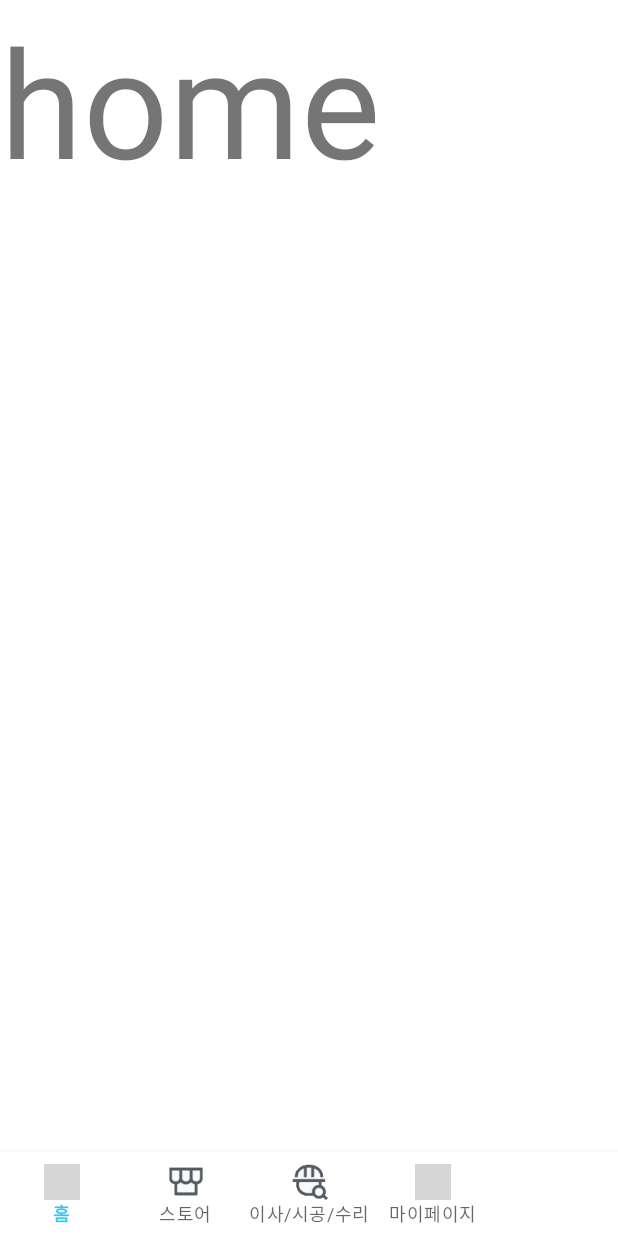
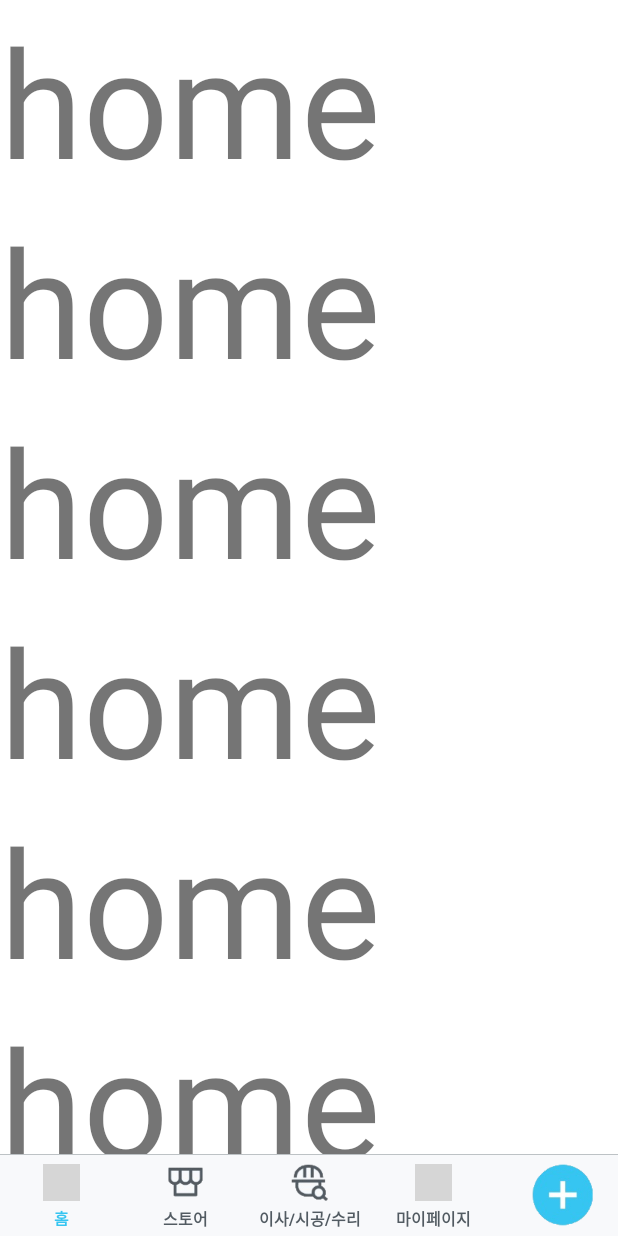
Before and after one commit to joye-seo/BucketPlace, an Android app: the screen it shows after launch (MainActivity), on a phone screen of 412 x 824 dp. Run offline under Robolectric (Android 15) with nearby library versions, the phone set to English and light mode, and no system bars; grey boxes are pictures that could not be loaded.

Commit message:
[Main] 바텀네비게이션 상세화면 구현

```diff
--- a/app/src/main/java/com/example/bucketplace/src/main/MainActivity.kt
+++ b/app/src/main/java/com/example/bucketplace/src/main/MainActivity.kt
@@ -1,11 +1,13 @@
 package com.example.bucketplace.src.main
 
-import androidx.appcompat.app.AppCompatActivity
 import android.os.Bundle
+import android.view.View
+import androidx.core.view.forEach
 import androidx.fragment.app.Fragment
 import com.example.bucketplace.R
 import com.example.bucketplace.config.BaseActivity
 import com.example.bucketplace.databinding.ActivityMainBinding
+
 
 class MainActivity : BaseActivity<ActivityMainBinding>(ActivityMainBinding::inflate) {
 
@@ -47,9 +49,25 @@ class MainActivity : BaseActivity<ActivityMainBinding>(ActivityMainBinding::infl
 
             itemRippleColor = null
             itemIconTintList = null
+
         }
+        // 롱 클릭 시 tooltip 텍스트 안보이게 해줌!
+        binding.navBottom
+            .menu.forEach {
+                binding.navBottom.findViewById<View>(it.itemId).setOnLongClickListener {
+                    true
+                }
+            }
+        binding.btnPlus.setOnClickListener {
+            binding.btnPlus.animate().rotationBy(45f)
 
+            mainPlusFragment = MainPlusFragment()
+
+            val bottomSheet = mainPlusFragment
+            bottomSheet.show(supportFragmentManager, bottomSheet.tag)
+        }
     }
+
 
     private fun changeFragment(fragment: Fragment) {
         supportFragmentManager.beginTransaction()
--- a/app/src/main/java/com/example/bucketplace/src/main/MainMyPageFragment.kt
+++ b/app/src/main/java/com/example/bucketplace/src/main/MainMyPageFragment.kt
@@ -4,7 +4,6 @@ import android.os.Bundle
 import android.view.View
 import com.example.bucketplace.R
 import com.example.bucketplace.config.BaseFragment
-import com.example.bucketplace.databinding.FragmentMainHomeBinding
 import com.example.bucketplace.databinding.FragmentMainMyPageBinding
 
 class MainMyPageFragment : BaseFragment<FragmentMainMyPageBinding>(FragmentMainMyPageBinding::bind, R.layout.fragment_main_my_page){
--- a/app/src/main/java/com/example/bucketplace/src/main/MainPlusFragment.kt
+++ b/app/src/main/java/com/example/bucketplace/src/main/MainPlusFragment.kt
@@ -1,14 +1,30 @@
 package com.example.bucketplace.src.main
 
 import android.os.Bundle
+import android.view.LayoutInflater
 import android.view.View
-import com.example.bucketplace.R
-import com.example.bucketplace.config.BaseFragment
-import com.example.bucketplace.databinding.FragmentMainHomeBinding
+import android.view.ViewGroup
 import com.example.bucketplace.databinding.FragmentMainPlusBinding
+import com.google.android.material.bottomsheet.BottomSheetDialogFragment
 
-class MainPlusFragment : BaseFragment<FragmentMainPlusBinding>(FragmentMainPlusBinding::bind, R.layout.fragment_main_plus){
+class MainPlusFragment : BottomSheetDialogFragment() {
+
+    private var _binding: FragmentMainPlusBinding? = null
+    private val binding get() = _binding!!
+
+
+    override fun onCreateView(inflater: LayoutInflater, container: ViewGroup?, savedInstanceState: Bundle?): View? {
+        _binding = FragmentMainPlusBinding.inflate(inflater, container, false)
+        return binding.root
+    }
+
     override fun onViewCreated(view: View, savedInstanceState: Bundle?) {
         super.onViewCreated(view, savedInstanceState)
     }
+
+
+    override fun onDestroy() {
+        super.onDestroy()
+        _binding = null
+    }
 }
--- a/app/src/main/java/com/example/bucketplace/src/main/MainRepairFragment.kt
+++ b/app/src/main/java/com/example/bucketplace/src/main/MainRepairFragment.kt
@@ -4,7 +4,6 @@ import android.os.Bundle
 import android.view.View
 import com.example.bucketplace.R
 import com.example.bucketplace.config.BaseFragment
-import com.example.bucketplace.databinding.FragmentMainHomeBinding
 import com.example.bucketplace.databinding.FragmentMainRepairBinding
 
 class MainRepairFragment : BaseFragment<FragmentMainRepairBinding>(FragmentMainRepairBinding::bind, R.layout.fragment_main_repair){
--- a/app/src/main/java/com/example/bucketplace/src/main/MainStoreFragment.kt
+++ b/app/src/main/java/com/example/bucketplace/src/main/MainStoreFragment.kt
@@ -4,7 +4,6 @@ import android.os.Bundle
 import android.view.View
 import com.example.bucketplace.R
 import com.example.bucketplace.config.BaseFragment
-import com.example.bucketplace.databinding.FragmentMainHomeBinding
 import com.example.bucketplace.databinding.FragmentMainStoreBinding
 
 class MainStoreFragment : BaseFragment<FragmentMainStoreBinding>(FragmentMainStoreBinding::bind, R.layout.fragment_main_store){
--- /dev/null
+++ b/app/src/main/res/color/selector_text.xml
@@ -0,0 +1,5 @@
+<?xml version="1.0" encoding="utf-8"?>
+<selector xmlns:android="http://schemas.android.com/apk/res/android">
+    <item android:state_checked="true" android:color="@color/main_color" />
+    <item android:color="@color/bottom_text_color"  />
+</selector>
--- a/app/src/main/res/layout/activity_main.xml
+++ b/app/src/main/res/layout/activity_main.xml
@@ -10,29 +10,49 @@
         android:id="@+id/main_fragment"
         android:layout_width="match_parent"
         android:layout_height="0dp"
-        app:layout_constraintBottom_toTopOf="@id/nav_bottom"
+        app:layout_constraintBottom_toTopOf="@id/layout"
         app:layout_constraintTop_toTopOf="parent" />
 
-    <com.google.android.material.bottomnavigation.BottomNavigationView
-        android:id="@+id/nav_bottom"
+    <LinearLayout
+        android:id="@+id/layout"
         android:layout_width="match_parent"
         android:layout_height="wrap_content"
-        app:layout_constraintBottom_toBottomOf="parent"
-        android:theme="@style/BottomNavigationView"
-        app:menu="@menu/bottom_navigation"
-        app:labelVisibilityMode="labeled"/>
+        android:orientation="vertical"
+        app:layout_constraintBottom_toBottomOf="parent">
+
+        <View
+            android:id="@+id/divider"
+            android:layout_width="match_parent"
+            android:layout_height="0.5dp"
+            android:background="#C3C8CB"
+            app:layout_constraintBottom_toTopOf="@id/nav_bottom" />
+
+        <com.google.android.material.bottomnavigation.BottomNavigationView
+            android:id="@+id/nav_bottom"
+            android:layout_width="match_parent"
+            android:layout_height="54dp"
+            android:background="#F8F9FB"
+            app:itemIconSize="24.5dp"
+            app:itemPaddingBottom="7.5dp"
+            app:itemPaddingTop="6dp"
+            app:itemTextAppearanceActive="@style/BottomNavigationView"
+            app:itemTextAppearanceInactive="@style/BottomNavigationView"
+            app:itemTextColor="@color/selector_text"
+            app:labelVisibilityMode="labeled"
+            app:layout_constraintBottom_toBottomOf="parent"
+            app:menu="@menu/bottom_navigation" />
+
+    </LinearLayout>
 
     <androidx.appcompat.widget.AppCompatImageView
         android:id="@+id/btn_plus"
-        android:layout_width="30dp"
-
-        android:layout_height="30dp"
+        android:layout_width="49dp"
+        android:layout_height="49dp"
+        android:layout_marginEnd="12dp"
+        android:adjustViewBounds="true"
         android:src="@drawable/ic_plus"
-        app:layout_constraintBottom_toBottomOf="@id/nav_bottom"
-        app:layout_constraintTop_toTopOf="@id/nav_bottom"
-        app:layout_constraintEnd_toEndOf="@id/nav_bottom"/>
-
-
-
+        app:layout_constraintBottom_toBottomOf="@id/layout"
+        app:layout_constraintEnd_toEndOf="@id/layout"
+        app:layout_constraintTop_toTopOf="@id/layout" />
 
 </androidx.constraintlayout.widget.ConstraintLayout>
--- a/app/src/main/res/layout/fragment_main_home.xml
+++ b/app/src/main/res/layout/fragment_main_home.xml
@@ -2,10 +2,62 @@
 <androidx.constraintlayout.widget.ConstraintLayout xmlns:android="http://schemas.android.com/apk/res/android"
     android:layout_width="match_parent"
     android:layout_height="match_parent">
-    <androidx.appcompat.widget.AppCompatTextView
+
+    <ScrollView
         android:layout_width="match_parent"
-        android:layout_height="match_parent"
-        android:text="home"
-        android:textSize="100sp"/>
+        android:layout_height="match_parent">
+
+        <LinearLayout
+            android:layout_width="match_parent"
+            android:layout_height="match_parent"
+            android:orientation="vertical">
+
+            <androidx.appcompat.widget.AppCompatTextView
+                android:layout_width="match_parent"
+                android:layout_height="match_parent"
+                android:text="home"
+                android:textSize="100sp" />
+
+            <androidx.appcompat.widget.AppCompatTextView
+                android:layout_width="match_parent"
+                android:layout_height="match_parent"
+                android:text="home"
+                android:textSize="100sp" />
+
+            <androidx.appcompat.widget.AppCompatTextView
+                android:layout_width="match_parent"
+                android:layout_height="match_parent"
+                android:text="home"
+                android:textSize="100sp" />
+
+            <androidx.appcompat.widget.AppCompatTextView
+                android:layout_width="match_parent"
+                android:layout_height="match_parent"
+                android:text="home"
+                android:textSize="100sp" />
+
+            <androidx.appcompat.widget.AppCompatTextView
+                android:layout_width="match_parent"
+                android:layout_height="match_parent"
+                android:text="home"
+                android:textSize="100sp" />
+
+            <androidx.appcompat.widget.AppCompatTextView
+                android:layout_width="match_parent"
+                android:layout_height="match_parent"
+                android:text="home"
+                android:textSize="100sp" />
+
+            <androidx.appcompat.widget.AppCompatTextView
+                android:layout_width="match_parent"
+                android:layout_height="match_parent"
+                android:text="home"
+                android:textSize="100sp" />
+
+        </LinearLayout>
+
+
+    </ScrollView>
+
 
 </androidx.constraintlayout.widget.ConstraintLayout>
--- a/app/src/main/res/layout/fragment_main_plus.xml
+++ b/app/src/main/res/layout/fragment_main_plus.xml
@@ -6,7 +6,11 @@
     <androidx.appcompat.widget.AppCompatTextView
         android:layout_width="match_parent"
         android:layout_height="match_parent"
-        android:text="plus"
+        android:text="pl\nus"
         android:textSize="100sp"/>
 
+
+
+
+
 </androidx.constraintlayout.widget.ConstraintLayout>
--- a/app/src/main/res/layout/fragment_main_repair.xml
+++ b/app/src/main/res/layout/fragment_main_repair.xml
@@ -9,4 +9,6 @@
         android:text="repair"
         android:textSize="100sp"/>
 
+
+
 </androidx.constraintlayout.widget.ConstraintLayout>
--- a/app/src/main/res/menu/bottom_navigation.xml
+++ b/app/src/main/res/menu/bottom_navigation.xml
@@ -3,27 +3,36 @@
     xmlns:app="http://schemas.android.com/apk/res-auto">
     <item
         android:id="@+id/home"
+        app:showAsAction="ifRoom"
         android:icon="@drawable/selector_home"
         android:title="홈" />
 
     <item
         android:id="@+id/store"
+        app:showAsAction="ifRoom"
+
         android:icon="@drawable/selector_store"
         android:title="스토어" />
 
     <item
         android:id="@+id/repair"
+        app:showAsAction="ifRoom"
+
         android:icon="@drawable/selector_repair"
         android:title="이사/시공/수리" />
 
     <item
         android:id="@+id/my_page"
+        app:showAsAction="ifRoom"
+
         android:icon="@drawable/selector_my_page"
         android:title="마이페이지" />
 
     <item
         android:id="@+id/empty"
         android:title=""
+        app:showAsAction="ifRoom"
+
         android:enabled="false"
         android:checkable="false"/>
 
--- a/app/src/main/res/values/colors.xml
+++ b/app/src/main/res/values/colors.xml
@@ -13,4 +13,6 @@
     <color name="divider_color">#F7F8FA</color>
     <color name="bottom_color">#FAFAFA</color>
     <color name="best_button_color">#EAEBEF</color>
+    <color name="bottom_text_color">#525B62</color>
+
 </resources>
--- a/app/src/main/res/values/themes.xml
+++ b/app/src/main/res/values/themes.xml
@@ -11,12 +11,14 @@
         <item name="colorOnSecondary">@color/black</item>
         <!-- Status bar color. -->
         <item name="android:statusBarColor" tools:targetApi="l">@color/white</item>
+        <item name="android:windowLightStatusBar">true</item>
         <!-- Customize your theme here. -->
     </style>
 
-    <style name="BottomNavigationView" parent="Theme.BucketPlace">
-    <item name="bottomNavigationStyle">@style/Widget.MaterialComponents.BottomNavigationView</item>
+    <style name="BottomNavigationView" parent="@style/TextAppearance.AppCompat.Caption">
+        <item name="android:textSize">10.5sp</item>
         <item name="android:textStyle">bold</item>
-        <item name="android:textSize">8sp</item>
     </style>
+
+
 </resources>
```
Also changed, not shown: 1 other file.
